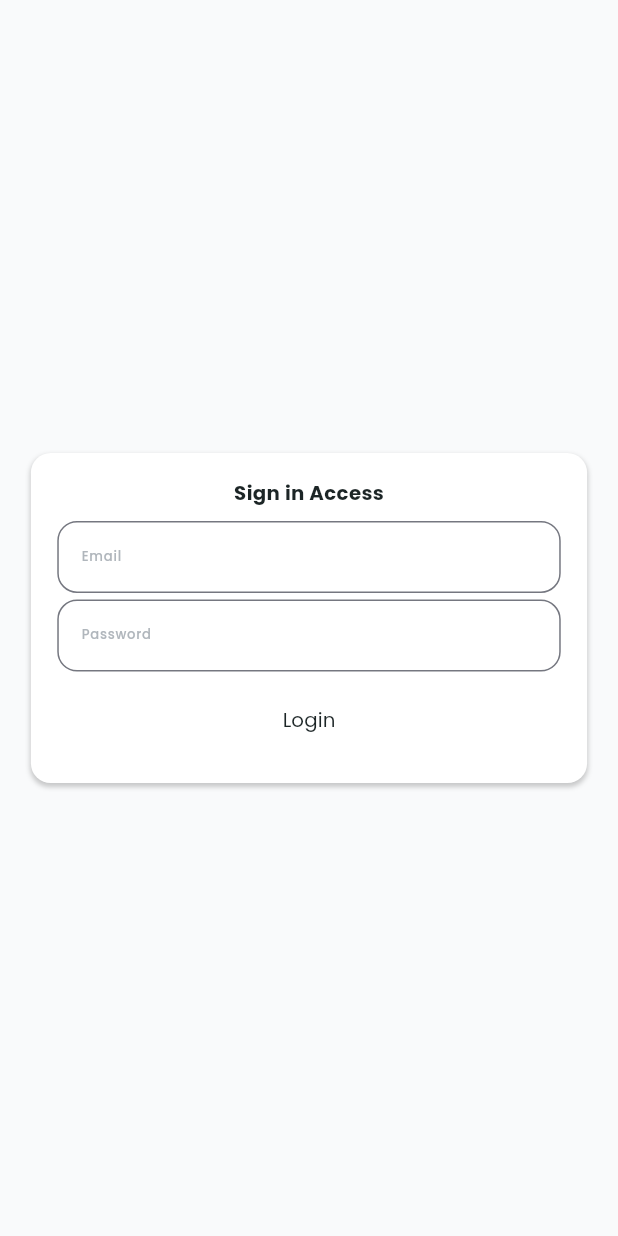
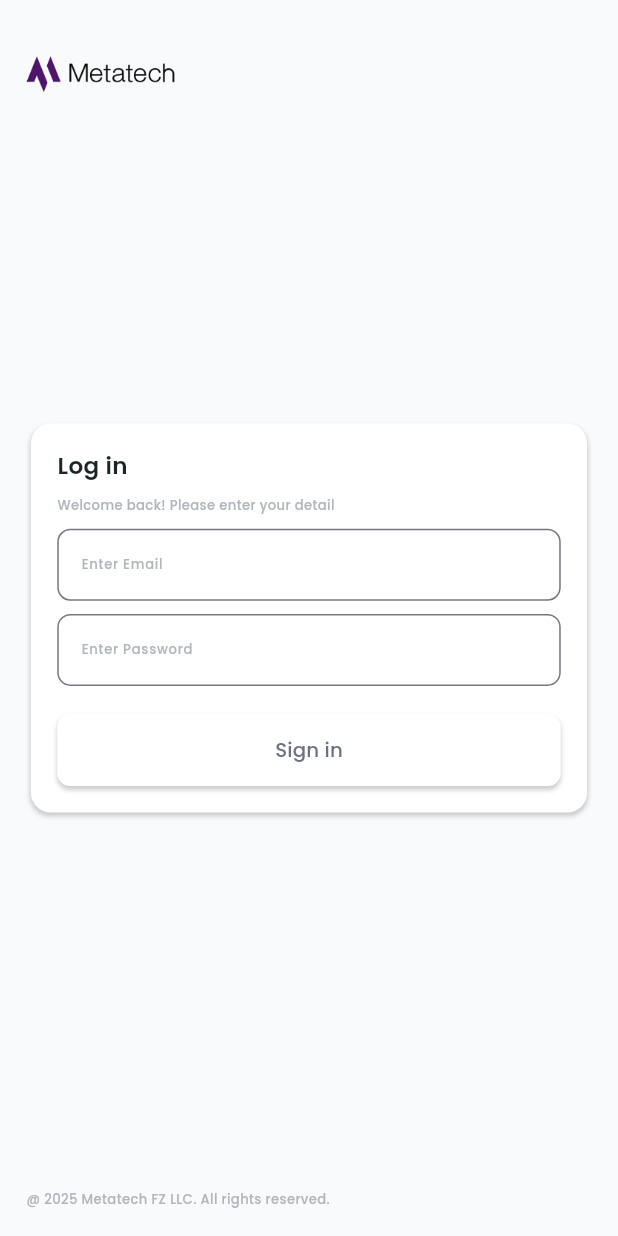
Before and after one commit to osama-Software-Enginner/MetatechCRM, a Flutter app: the screen it shows after launch, on a phone screen of 412 x 824 dp. Run offline on Flutter 3.47's test engine with Material 3 defaults, Android fonts, the phone set to English and light mode, and no system bars; our stand-ins replace auto_size_text, equatable, firebase_core, fl_chart, flutter_bloc; missing offline and left inert: flutter_side_menu; accounts and stored records are empty; statements that could not run were skipped.

Commit message:
2025-06-18 17:55:06 auto-push

```diff
--- /dev/null
+++ b/devtools_options.yaml
@@ -0,0 +1,3 @@
+description: This file stores settings for Dart & Flutter DevTools.
+documentation: https://docs.flutter.dev/tools/devtools/extensions#configure-extension-enablement-states
+extensions:
--- a/lib/features/login/LoginScreen.dart
+++ b/lib/features/login/LoginScreen.dart
@@ -8,6 +8,7 @@ import '../../utils/responsive_helper.dart';
 import 'bloc/LoginBloc.dart';
 import 'bloc/LoginEvent.dart';
 import 'bloc/LoginState.dart';
+
 class LoginScreen extends StatelessWidget {
   const LoginScreen({super.key});
 
@@ -18,7 +19,15 @@ class LoginScreen extends StatelessWidget {
     final formKey = GlobalKey<FormState>();
 
     final isMobile = ResponsiveHelper.isMobile(context);
-    final formWidth = isMobile ? MediaQuery.of(context).size.width * 0.9 : MediaQuery.of(context).size.width * 0.4;
+    final isTablet = ResponsiveHelper.isTablet(context);
+    final isDesktop = ResponsiveHelper.isDesktop(context);
+
+    final screenWidth = MediaQuery.of(context).size.width;
+    final formWidth = isMobile
+        ? screenWidth * 0.9
+        : isTablet
+        ? screenWidth * 0.6
+        : screenWidth * 0.35;
 
     return BlocProvider(
       create: (context) => LoginBloc(),
@@ -33,44 +42,84 @@ class LoginScreen extends StatelessWidget {
           }
         },
         child: Scaffold(
-          body: Container(
-            color: AppColors.background,
-            child: Center(
+          body: LayoutBuilder(
+            builder: (context, constraints) {
+              return Stack(
+                children: [
+                  // Background
+                  Container(color: AppColors.background),
+
+                  // Top-left logo (wrapped with SafeArea to avoid overlaps)
+                  Positioned(
+                    left: AppDimensions.padding(context),
+                    child: SafeArea(
+                      child: Image.asset(
+                        'assets/logo/Metatech-latest-logo.webp',
+                        width: AppDimensions.iconSizeLarge(context),
+                        height: AppDimensions.iconSizeLarge(context),
+                      ),
+                    ),
+                  ),
+
+                  // Centered login form
+                  Center(
                     child: SingleChildScrollView(
-                child: Padding(
-                  padding: EdgeInsets.all(AppDimensions.padding(context)),
+                      padding: EdgeInsets.symmetric(
+                        horizontal: AppDimensions.padding(context),
+                      ),
+                      child: ConstrainedBox(
+                        constraints: BoxConstraints(maxWidth: formWidth),
                         child: Form(
                           key: formKey,
                           child: Container(
-                      width: formWidth,
-                      padding: EdgeInsets.all(AppDimensions.padding(context)),
+                            padding: EdgeInsets.all(
+                              AppDimensions.padding(context),
+                            ),
                             decoration: BoxDecoration(
                               color: AppColors.surface,
-                        borderRadius: BorderRadius.circular(AppDimensions.cardRadius(context)),
+                              borderRadius: BorderRadius.circular(
+                                AppDimensions.cardRadius(context),
+                              ),
                               boxShadow: [
                                 BoxShadow(
                                   color: AppColors.shadow,
-                            blurRadius: AppDimensions.elevationLow(context),
+                                  blurRadius:
+                                  AppDimensions.elevationLow(context),
                                   offset: const Offset(0, 2),
                                 ),
                               ],
                             ),
                             child: Column(
                               mainAxisSize: MainAxisSize.min,
+                              crossAxisAlignment: CrossAxisAlignment.start,
                               children: [
                                 Text(
-                            'Sign in Access',
-                            style: AppTextStyles.textTheme(context).headlineSmall,
+                                  'Log in',
+                                  style: AppTextStyles.textTheme(context)
+                                      .titleMedium,
                                 ),
                                 SizedBox(height: AppDimensions.spacing(context)),
+                                Text(
+                                  'Welcome back! Please enter your detail',
+                                  style: AppTextStyles.textTheme(context)
+                                      .labelSmall,
+                                ),
+                                SizedBox(height: AppDimensions.spacing(context)),
+
+                                // Email
                                 TextFormField(
                                   controller: emailController,
-                            style: AppTextStyles.textTheme(context).bodySmall,
+                                  style: AppTextStyles.textTheme(context)
+                                      .bodySmall,
                                   decoration: InputDecoration(
-                              labelText: 'Email',
-                              labelStyle: AppTextStyles.textTheme(context).labelSmall,
+                                    labelText: 'Enter Email',
+                                    labelStyle:
+                                    AppTextStyles.textTheme(context)
+                                        .labelSmall,
                                     border: OutlineInputBorder(
-                                borderRadius: BorderRadius.circular(AppDimensions.cardRadius(context)),
+                                      borderRadius: BorderRadius.circular(
+                                        AppDimensions.buttonRadius(context),
+                                      ),
                                     ),
                                   ),
                                   keyboardType: TextInputType.emailAddress,
@@ -78,22 +127,30 @@ class LoginScreen extends StatelessWidget {
                                     if (value == null || value.isEmpty) {
                                       return 'Please enter your email';
                                     }
-                              if (!RegExp(r'^[\w-\.]+@([\w-]+\.)+[\w-]{2,4}$').hasMatch(value)) {
+                                    if (!RegExp(
+                                        r'^[\w-\.]+@([\w-]+\.)+[\w-]{2,4}$')
+                                        .hasMatch(value)) {
                                       return 'Please enter a valid email';
                                     }
                                     return null;
                                   },
                                 ),
-                          SizedBox(height: AppDimensions.spacingSmall(context)),
+                                SizedBox(height: AppDimensions.spacing(context)),
+
+                                // Password
                                 TextFormField(
                                   controller: passwordController,
-                            style: AppTextStyles.textTheme(context).bodySmall,
-
+                                  style: AppTextStyles.textTheme(context)
+                                      .bodySmall,
                                   decoration: InputDecoration(
-                              labelText: 'Password',
-                              labelStyle: AppTextStyles.textTheme(context).labelSmall,
+                                    labelText: 'Enter Password',
+                                    labelStyle:
+                                    AppTextStyles.textTheme(context)
+                                        .labelSmall,
                                     border: OutlineInputBorder(
-                                borderRadius: BorderRadius.circular(AppDimensions.cardRadius(context)),
+                                      borderRadius: BorderRadius.circular(
+                                        AppDimensions.buttonRadius(context),
+                                      ),
                                     ),
                                   ),
                                   obscureText: true,
@@ -108,39 +165,75 @@ class LoginScreen extends StatelessWidget {
                                   },
                                 ),
                                 SizedBox(height: AppDimensions.spacing(context)),
+
+                                // Bloc state handling
                                 BlocBuilder<LoginBloc, LoginState>(
                                   builder: (context, state) {
                                     if (state is LoginLoading) {
-                                return const CircularProgressIndicator();
+                                      return const Center(
+                                          child: CircularProgressIndicator());
                                     }
                                     return Column(
                                       children: [
-
                                         if (state is LoginFailure)
-
                                           Padding(
-                                      padding: EdgeInsets.only(bottom: AppDimensions.spacingSmall(context)),
+                                            padding: EdgeInsets.only(
+                                              bottom:
+                                              AppDimensions.spacingSmall(
+                                                  context),
+                                            ),
                                             child: Text(
                                               state.error,
-                                        style: AppTextStyles.textTheme(context).labelSmall?.copyWith(
+                                              style: AppTextStyles.textTheme(
+                                                context,
+                                              ).labelSmall?.copyWith(
                                                 color: AppColors.error,
                                               ),
                                             ),
                                           ),
-                                  TextButton(
-                                    onPressed: (){
-                                      if (formKey.currentState!.validate()) {
-                                        context.read<LoginBloc>().add(
-                                          LoginSubmitted(
-                                            email: emailController.text.trim(),
-                                            password: passwordController.text,
+                                        SizedBox(height: 10),
+                                        Container(
+                                          width: double.infinity,
+                                          decoration: BoxDecoration(
+                                            color: AppColors.surface,
+                                            borderRadius:
+                                            BorderRadius.circular(
+                                              AppDimensions.buttonRadius(
+                                                  context),
                                             ),
-                                        );
+                                            boxShadow: [
+                                              BoxShadow(
+                                                color: AppColors.shadow,
+                                                blurRadius: AppDimensions
+                                                    .elevationLow(context),
+                                                offset: const Offset(0, 2),
+                                              ),
+                                            ],
+                                          ),
+                                          child: TextButton(
+                                            onPressed: () {
+                                              if (formKey.currentState!
+                                                  .validate()) {
+                                                context
+                                                    .read<LoginBloc>()
+                                                    .add(LoginSubmitted(
+                                                  email: emailController.text
+                                                      .trim(),
+                                                  password:
+                                                  passwordController
+                                                      .text,
+                                                ));
                                               }
-                                    }, child: Text(
-                                    'Login',
-                                    style: AppTextStyles.textTheme(context).titleSmall,
-                                  ),),
+                                            },
+                                            child: Text(
+                                              'Sign in',
+                                              style:
+                                              AppTextStyles.textTheme(
+                                                  context)
+                                                  .labelLarge,
+                                            ),
+                                          ),
+                                        ),
                                       ],
                                     );
                                   },
@@ -152,6 +245,22 @@ class LoginScreen extends StatelessWidget {
                       ),
                     ),
                   ),
+
+                  // Bottom-left Text
+                  Positioned(
+                    bottom: AppDimensions.padding(context),
+                    left: AppDimensions.padding(context),
+                    child: SafeArea(
+                      child: Text(
+                        '@ 2025 Metatech FZ LLC. All rights reserved.',
+                        style:
+                        AppTextStyles.textTheme(context).labelSmall,
+                      ),
+                    ),
+                  ),
+                ],
+              );
+            },
           ),
         ),
       ),
--- a/lib/widgets/customDrawer.dart
+++ b/lib/widgets/customDrawer.dart
@@ -1,5 +1,6 @@
 import 'package:flutter/material.dart';
 import 'package:flutter_bloc/flutter_bloc.dart';
+import 'package:flutter_side_menu/flutter_side_menu.dart';
 import '../../design_system/app_colors.dart'; // Adjust path as needed
 import '../../widgets/drawer_item.dart';
 import '../features/dashboard/bloc/dashboard_bloc.dart';
--- a/pubspec.yaml
+++ b/pubspec.yaml
@@ -19,6 +19,7 @@ dependencies:
   gap: ^3.0.1
   auto_size_text: ^3.0.0
   firebase_core: ^3.14.0
+  flutter_side_menu: ^0.5.41
 
 dev_dependencies:
   flutter_test:
```
Also changed, not shown: pubspec.lock, 1 other file. Lines whose indentation alone changed are shown as unchanged.
